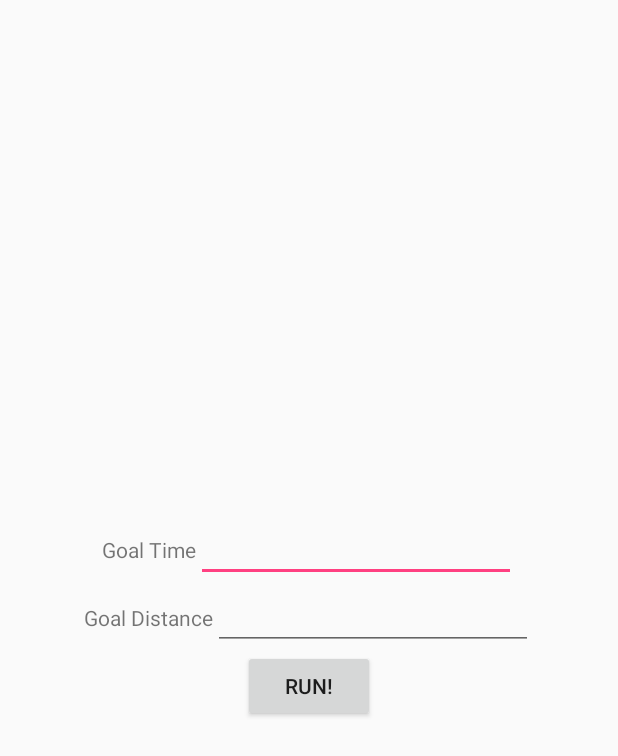
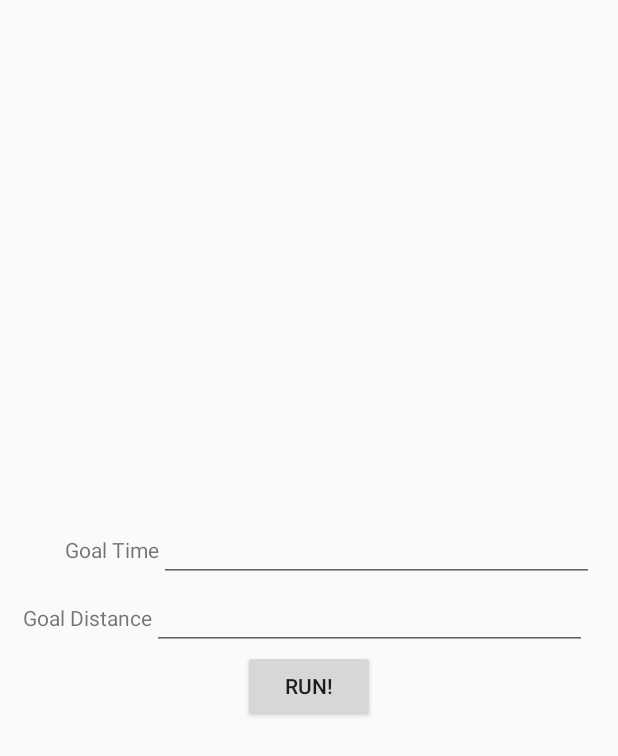
Before and after one commit to frenaut/choppa_run, an Android app: the layout content_goal_entry.xml on its own in the app's theme, with its tools: preview values and no code run, on a phone screen of 412 x 824 dp. Shown: the top 756 px of the screen. Run offline under Robolectric (Android 15) with nearby library versions, the phone set to English and light mode, and no system bars.

```diff
--- a/app/src/main/res/layout/content_goal_entry.xml
+++ b/app/src/main/res/layout/content_goal_entry.xml
@@ -10,84 +10,106 @@
     tools:showIn="@layout/activity_goal_entry" tools:context=".GoalEntry">
 
     <LinearLayout
-        android:orientation="vertical"
         android:layout_width="match_parent"
         android:layout_height="wrap_content"
         android:layout_centerVertical="true"
         android:layout_centerHorizontal="true"
         android:id="@+id/tableLayout"
-        android:stretchColumns="*">
+        android:stretchColumns="*"
+        android:orientation="vertical">
 
         <LinearLayout
             android:orientation="horizontal"
             android:layout_width="fill_parent"
-            android:layout_height="wrap_content">
+            android:layout_height="wrap_content"
+            android:layout_gravity="center_horizontal"
+            android:id="@+id/TrainerRow">
 
             <ImageView
-                android:layout_width="match_parent"
+                android:layout_width="wrap_content"
                 android:layout_height="wrap_content"
-                android:id="@+id/TrainerPicker1"
+                android:id="@+id/Picker_Sammi"
                 android:onClick="pickTrainer"
-                android:layout_weight="1"/>
+                android:focusable="false"
+                android:focusableInTouchMode="true" />
 
             <ImageView
-                android:layout_width="match_parent"
+                android:layout_width="wrap_content"
                 android:layout_height="wrap_content"
-                android:id="@+id/TrainerPicker2"
-                android:layout_weight="1"/>
+                android:id="@+id/Picker_Arnie"
+                android:layout_gravity=""
+                android:onClick="pickTrainer"
+                />
 
             <ImageView
-                android:layout_width="match_parent"
+                android:layout_width="wrap_content"
                 android:layout_height="wrap_content"
-                android:id="@+id/TrainerPicker3"
-                android:layout_weight="1"/>
+                android:id="@+id/Picker_3"
+                android:onClick="pickTrainer"
+                />
 
         </LinearLayout>
 
         <TableRow
-            android:layout_width="match_parent"
-            android:layout_height="match_parent"
-            android:gravity="center_horizontal">
+            android:layout_width="fill_parent"
+            android:layout_height="match_parent">
 
             <TextView
-                android:layout_width="wrap_content"
+                android:layout_width="90dp"
                 android:layout_height="wrap_content"
                 android:text="@string/goal_time"
-                android:id="@+id/goal_time_label" />
+                android:id="@+id/goal_time_label"
+                android:gravity="right" />
 
             <EditText
-                android:layout_width="wrap_content"
+                android:layout_width="match_parent"
                 android:layout_height="wrap_content"
                 android:inputType="number"
                 android:ems="10"
                 android:id="@+id/goal_time_input"
-                android:layout_span="2" />
+                />
+
+            <TextView
+                android:layout_width="10dp"
+                android:layout_height="wrap_content"
+                android:text=""
+                android:id="@+id/goal_time_unit"
+                android:gravity="left" />
         </TableRow>
 
         <TableRow
             android:layout_width="match_parent"
             android:layout_height="match_parent"
-            android:gravity="center_horizontal">
+            android:gravity="center_horizontal"
+            >
 
             <TextView
-                android:layout_width="wrap_content"
+                android:layout_width="90dp"
                 android:layout_height="wrap_content"
                 android:text="@string/goal_distance"
-                android:id="@+id/goal_distance_label" />
+                android:id="@+id/goal_distance_label"
+                android:gravity="right" />
 
             <EditText
-                android:layout_width="wrap_content"
+                android:layout_width="match_parent"
                 android:layout_height="wrap_content"
                 android:inputType="number"
                 android:ems="10"
                 android:id="@+id/goal_distance_input"
-                android:layout_span="2" />
+                />
+            <TextView
+                android:layout_width="10dp"
+                android:layout_height="wrap_content"
+                android:text=""
+                android:id="@+id/goal_distance_unit"
+                android:gravity="left" />
         </TableRow>
 
         <TableRow
             android:layout_width="match_parent"
             android:layout_height="match_parent"
-            android:gravity="center_horizontal" >
+            android:gravity="center_horizontal"
+            >
 
             <Button
                 android:layout_width="wrap_content"
```
Also changed, not shown: app/src/main/res/drawable/arnie_head.png (renamed from app/src/main/res/drawable/arnold_head.png), app/src/main/res/drawable/sammi_head.png (added), 6 other files.
